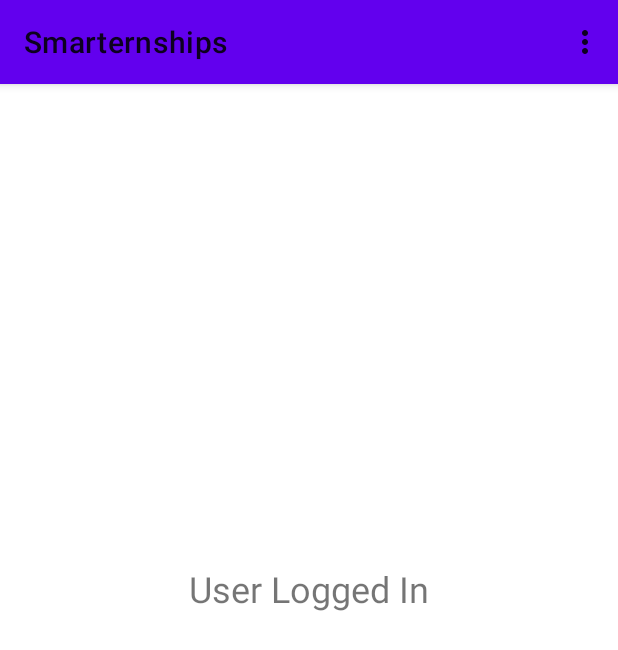
After one commit to MichaelG922/Smarternships, an Android app: the ViewAccount screen opened directly, with no data from a screen before it, on a phone screen of 412 x 824 dp. The commit adds this screen. Shown: the top 650 px of the screen. Run offline under Robolectric (Android 15) with nearby library versions, the phone set to English and light mode, and no system bars.

Commit message:
Added a file for user accout that includes the home menu. Updated color of header bar so icons are not invisible.

```diff
--- a/app/build.gradle
+++ b/app/build.gradle
@@ -36,6 +36,12 @@
 }
 
 dependencies {
+    // Import the BoM for the Firebase platform
+    implementation platform('com.google.firebase:firebase-bom:29.3.1')
+
+    // Declare the dependency for the Cloud Firestore library
+    // When using the BoM, you don't specify versions in Firebase library dependencies
+    implementation 'com.google.firebase:firebase-firestore-ktx'
 
     implementation 'androidx.core:core-ktx:1.7.0'
     implementation 'androidx.appcompat:appcompat:1.4.1'
--- a/app/src/main/AndroidManifest.xml
+++ b/app/src/main/AndroidManifest.xml
@@ -1,6 +1,8 @@
 <?xml version="1.0" encoding="utf-8"?>
 <manifest xmlns:android="http://schemas.android.com/apk/res/android"
     package="com.example.smarternships">
+
+    <uses-permission android:name="android.permission.INTERNET"/>
 
     <application
         android:allowBackup="true"
@@ -17,12 +19,14 @@
             android:exported="false"
             android:label="@string/title_activity_register" />
         <activity
+            android:name=".ui.account.ViewAccount"
+            android:exported="false"/>
+        <activity
             android:name=".ui.login.LoginActivity"
             android:exported="true"
             android:label="@string/app_name">
             <intent-filter>
                 <action android:name="android.intent.action.MAIN" />
-
                 <category android:name="android.intent.category.LAUNCHER" />
             </intent-filter>
         </activity>
--- /dev/null
+++ b/app/src/main/java/com/example/smarternships/ui/account/ViewAccount.kt
@@ -0,0 +1,37 @@
+package com.example.smarternships.ui.account
+
+import android.os.Bundle
+import android.view.Menu
+import android.view.MenuItem
+import android.widget.Toast
+import androidx.appcompat.app.AppCompatActivity
+import com.example.smarternships.R
+
+class ViewAccount: AppCompatActivity() {
+    public override fun onCreate(savedInstanceState: Bundle?) {
+        super.onCreate(savedInstanceState)
+        setContentView(R.layout.view_account)
+    }
+
+    // Create Options Menu
+    override fun onCreateOptionsMenu(menu: Menu): Boolean {
+        val inflater = menuInflater
+        inflater.inflate(R.menu.menu_home, menu)
+        return true
+    }
+
+    // Process clicks on Options Menu items
+    override fun onOptionsItemSelected(item: MenuItem): Boolean {
+        return when (item.itemId) {
+            R.id.action_settings -> {
+                Toast.makeText(applicationContext, "Redirect to Settings", Toast.LENGTH_SHORT).show()
+                true
+            }
+            R.id.action_logout -> {
+                Toast.makeText(applicationContext, "Logout User", Toast.LENGTH_SHORT).show()
+                true
+            }
+            else -> false
+        }
+    }
+}
--- /dev/null
+++ b/app/src/main/res/layout/view_account.xml
@@ -0,0 +1,40 @@
+<?xml version="1.0" encoding="utf-8"?>
+<androidx.constraintlayout.widget.ConstraintLayout xmlns:android="http://schemas.android.com/apk/res/android"
+    xmlns:app="http://schemas.android.com/apk/res-auto"
+    xmlns:tools="http://schemas.android.com/tools"
+    android:id="@+id/container"
+    android:layout_width="match_parent"
+    android:layout_height="match_parent"
+    android:paddingLeft="@dimen/activity_horizontal_margin"
+    android:paddingTop="@dimen/activity_vertical_margin"
+    android:paddingRight="@dimen/activity_horizontal_margin"
+    android:paddingBottom="@dimen/activity_vertical_margin"
+    tools:context=".ui.login.LoginActivity">
+
+    <TextView
+        android:id="@+id/question"
+        android:layout_width="wrap_content"
+        android:layout_height="wrap_content"
+        android:layout_marginTop="304dp"
+        android:text="User Logged In"
+        android:textAllCaps="false"
+        android:textSize="24sp"
+        app:layout_constraintEnd_toEndOf="parent"
+        app:layout_constraintStart_toStartOf="parent"
+        app:layout_constraintTop_toTopOf="parent" />
+
+    <ProgressBar
+        android:id="@+id/loading"
+        android:layout_width="wrap_content"
+        android:layout_height="wrap_content"
+        android:layout_gravity="center"
+        android:layout_marginTop="64dp"
+        android:layout_marginBottom="64dp"
+        android:visibility="gone"
+        app:layout_constraintBottom_toBottomOf="parent"
+        app:layout_constraintEnd_toEndOf="parent"
+        app:layout_constraintStart_toStartOf="parent"
+        app:layout_constraintTop_toTopOf="parent"
+        app:layout_constraintVertical_bias="0.3" />
+
+</androidx.constraintlayout.widget.ConstraintLayout>
--- a/app/src/main/res/menu/menu_home.xml
+++ b/app/src/main/res/menu/menu_home.xml
@@ -6,4 +6,8 @@
         android:title="@string/action_settings"
         android:orderInCategory="100"
         app:showAsAction="never" />
+    <item android:id="@+id/action_logout"
+        android:title="@string/action_logout"
+        android:orderInCategory="100"
+        app:showAsAction="never" />
 </menu>
--- a/app/src/main/res/values/strings.xml
+++ b/app/src/main/res/values/strings.xml
@@ -11,6 +11,7 @@
     <string name="login_failed">"Login failed"</string>
     <string name="smarternship_logo_description">Smarternship Logo</string>
     <string name="action_settings">Settings</string>
+    <string name="action_logout">Logout</string>
     <string name="register_button">Create account</string>
     <string name="register_header">Account Registration</string>
     <string name="confirm_password">Confirm Password</string>
--- a/app/src/main/res/values/themes.xml
+++ b/app/src/main/res/values/themes.xml
@@ -10,7 +10,7 @@
         <item name="colorSecondaryVariant">@color/teal_700</item>
         <item name="colorOnSecondary">@color/black</item>
         <!-- Status bar color. -->
-        <item name="android:statusBarColor" tools:targetApi="l">@color/white</item>
+        <item name="android:statusBarColor" tools:targetApi="l">@color/black</item>
         <!-- Customize your theme here. -->
     </style>
     <style name="Theme.Smarternships.NoActionBar">
```
